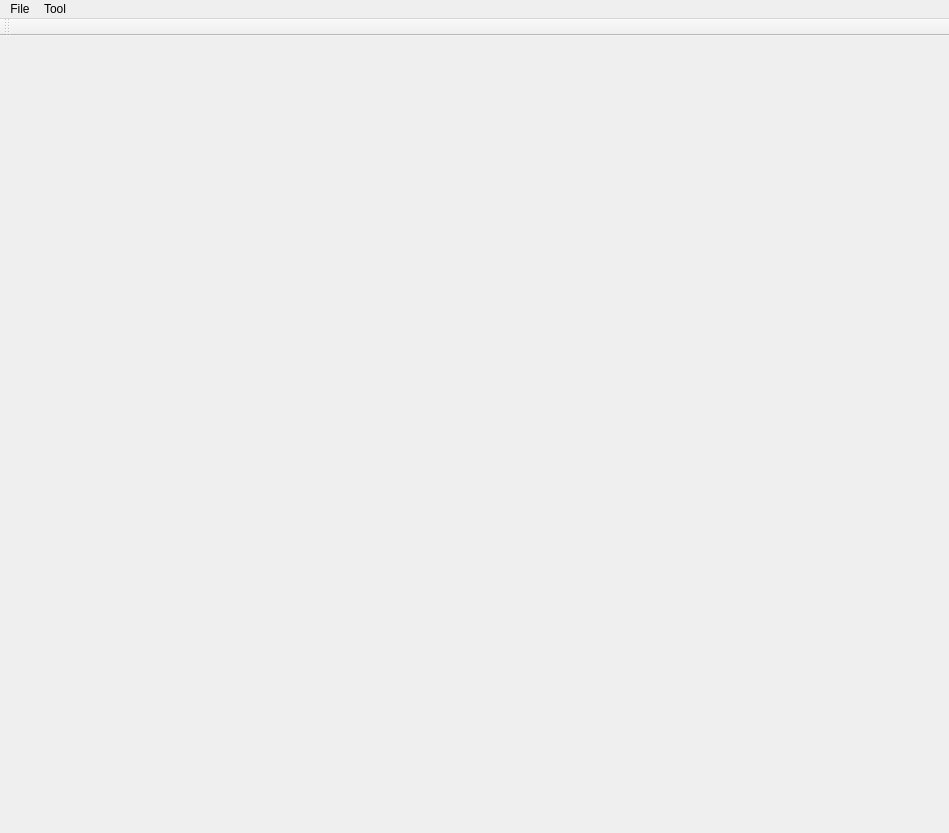
Before: the Qt Designer form p1/mainwindow.ui in boliu68/CV_HW, drawn with Qt 5.
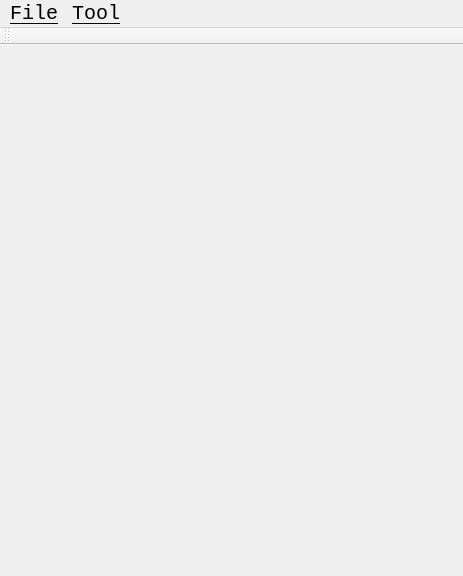
After: the same form once the commit is applied.

Commit message: The ui is a bit modify

Patch:
```diff
--- a/p1/mainwindow.ui
+++ b/p1/mainwindow.ui
@@ -6,10 +6,17 @@
    <rect>
     <x>0</x>
     <y>0</y>
-    <width>949</width>
-    <height>833</height>
+    <width>463</width>
+    <height>576</height>
    </rect>
   </property>
+  <property name="font">
+   <font>
+    <weight>50</weight>
+    <italic>false</italic>
+    <bold>false</bold>
+   </font>
+  </property>
   <property name="windowTitle">
    <string>MainWindow</string>
   </property>
@@ -25,10 +32,16 @@
      <rect>
       <x>0</x>
       <y>0</y>
-      <width>401</width>
-      <height>480</height>
+      <width>500</width>
+      <height>500</height>
      </rect>
     </property>
+    <property name="font">
+     <font>
+      <family>Arial</family>
+      <pointsize>15</pointsize>
+     </font>
+    </property>
     <property name="focusPolicy">
      <enum>Qt::ClickFocus</enum>
     </property>
@@ -51,11 +64,31 @@
     <rect>
      <x>0</x>
      <y>0</y>
-     <width>949</width>
-     <height>21</height>
+     <width>463</width>
+     <height>29</height>
     </rect>
    </property>
+   <property name="font">
+    <font>
+     <family>Consolas</family>
+     <pointsize>15</pointsize>
+     <underline>true</underline>
+    </font>
+   </property>
    <widget class="QMenu" name="menuFile">
+    <property name="geometry">
+     <rect>
+      <x>152</x>
+      <y>108</y>
+      <width>153</width>
+      <height>160</height>
+     </rect>
+    </property>
+    <property name="font">
+     <font>
+      <underline>false</underline>
+     </font>
+    </property>
     <property name="title">
      <string>File</string>
     </property>
```
Left out of the diff: 47 changed lines with no effect on the pictures. The commit also changes 6 other files.
